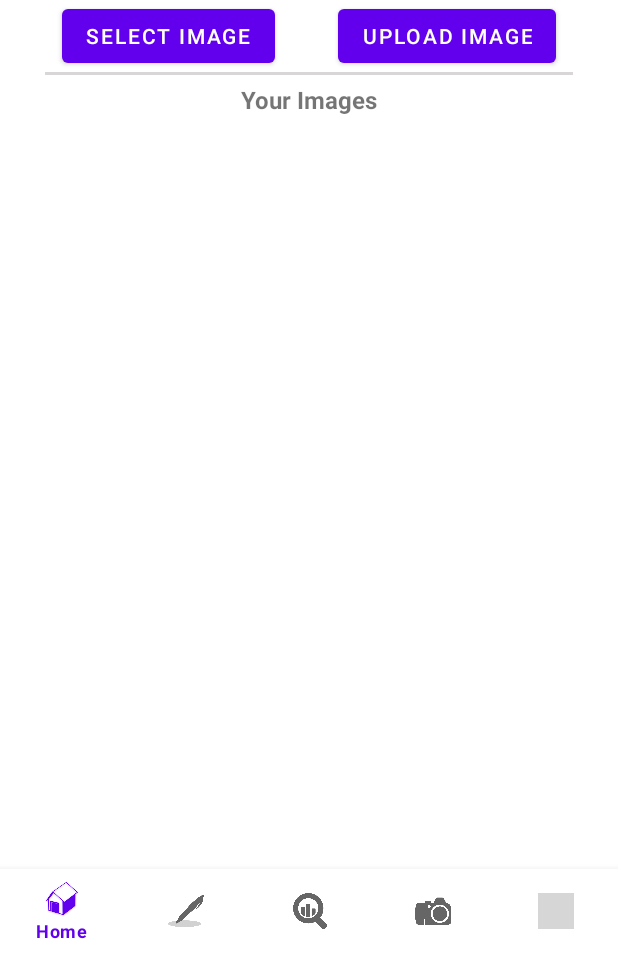
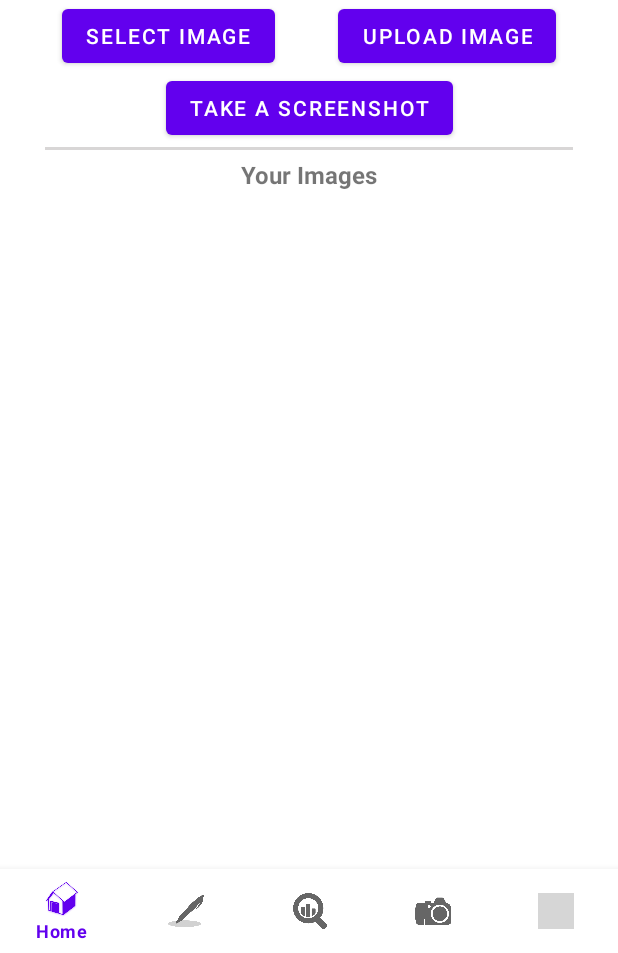
Before and after one commit to hoang-ph/NUMAD22Fa_PhongHoang_AnNguyen, an Android app: the fragment MediaFragment placed in its activity, on a phone screen of 412 x 824 dp, the part 283-1236 px from its top. Run offline under Robolectric (Android 15) with nearby library versions, the phone set to English and light mode, and no system bars; our stand-ins replace Firebase (no records; nobody signed in at launch, a user with empty details on screens opened directly); libraries missing offline, so code that uses them is left out: com.github.sundeepk.compactcalendarview; pictures from the network do not load; 6 statements that could not run were skipped; grey boxes are pictures that could not be loaded.

Commit message:
Add take a screenshot button to the MediaFragment

```diff
--- a/app/src/main/AndroidManifest.xml
+++ b/app/src/main/AndroidManifest.xml
@@ -4,6 +4,7 @@
     package="edu.northeastern.nowornever">
 
     <uses-permission android:name="android.permission.INTERNET" />
+    <uses-permission android:name="android.permission.CAMERA" />
 
     <application
         android:allowBackup="true"
--- a/app/src/main/java/edu/northeastern/nowornever/habit/MediaFragment.java
+++ b/app/src/main/java/edu/northeastern/nowornever/habit/MediaFragment.java
@@ -12,6 +12,7 @@ import static edu.northeastern.nowornever.utils.Constants.SUCCESS_UPLOAD;
 import static edu.northeastern.nowornever.utils.Constants.UPLOAD;
 import static edu.northeastern.nowornever.utils.Constants.USERNAME_KEY;
 
+import android.Manifest;
 import android.app.Activity;
 import android.content.Intent;
 import android.net.Uri;
@@ -50,6 +51,10 @@ import edu.northeastern.nowornever.R;
 
 public class MediaFragment extends Fragment {
 
+    public static final int CAMERA_PERMISSION_CODE = 101;
+    public static final int CAMERA_REQUEST_CODE = 102;
+    public static final int GALLERY_REQUEST_CODE = 103;
+
     private List<HabitImage> habitImages;
     private String username;
     private RecyclerView imgRecyclerView;
@@ -81,6 +86,9 @@ public class MediaFragment extends Fragment {
 
         uploadImageBtn = view.findViewById(R.id.uploadImageBtn);
         uploadImageBtn.setOnClickListener(v -> uploadImage());
+
+        Button takeAScreenshotBtn = view.findViewById(R.id.takeAScreenshotBtn);
+        takeAScreenshotBtn.setOnClickListener(v -> takeAScreenshot());
 
         databaseReference = FirebaseDatabase.getInstance().getReference().child(ROOT_HABIT).child(username).child(CHILD_HABIT).child(habitUuid).child(CHILD_HABIT_IMG);
         loadAllImages();
@@ -165,4 +173,20 @@ public class MediaFragment extends Fragment {
                 });
     }
 
+
+    private void takeAScreenshot() {
+        cameraPermission.launch(Manifest.permission.CAMERA);
+    }
+
+    ActivityResultLauncher<String> cameraPermission = registerForActivityResult(
+            new ActivityResultContracts.RequestPermission(),
+            result -> {
+                if (result) {
+                    Toast.makeText(getContext(), "Camera Permission Granted", Toast.LENGTH_SHORT).show();
+                } else {
+                    Toast.makeText(getContext(), "Camera Permission not Granted", Toast.LENGTH_SHORT).show();
+                }
+            }
+    );
+
 }
--- a/app/src/main/res/layout/fragment_media.xml
+++ b/app/src/main/res/layout/fragment_media.xml
@@ -42,6 +42,15 @@
             app:layout_constraintTop_toBottomOf="@+id/selectedImg" />
 
         <Button
+            android:id="@+id/takeAScreenshotBtn"
+            android:layout_width="wrap_content"
+            android:layout_height="wrap_content"
+            android:text="@string/take_a_screenshot"
+            app:layout_constraintEnd_toEndOf="parent"
+            app:layout_constraintStart_toStartOf="parent"
+            app:layout_constraintTop_toBottomOf="@+id/selectImageBtn" />
+
+        <Button
             android:id="@+id/uploadImageBtn"
             android:layout_width="wrap_content"
             android:layout_height="wrap_content"
@@ -55,9 +64,10 @@
             android:layout_width="match_parent"
             android:layout_height="2dp"
             android:layout_marginHorizontal="30dp"
+            android:layout_marginTop="50dp"
+            android:background="@color/underline"
             app:layout_constraintStart_toStartOf="parent"
-            app:layout_constraintTop_toBottomOf="@id/uploadImageBtn"
-            android:background="@color/underline" />
+            app:layout_constraintTop_toBottomOf="@id/uploadImageBtn" />
 
         <TextView
             android:id="@+id/imageRecyclerViewTitle"
--- a/app/src/main/res/values/strings.xml
+++ b/app/src/main/res/values/strings.xml
@@ -100,5 +100,6 @@
     <string name="notes">Notes</string>
     <string name="note_title">Note Title</string>
     <string name="note_description">Note Description</string>
+    <string name="take_a_screenshot">Take a Screenshot</string>
 
 </resources>
```
